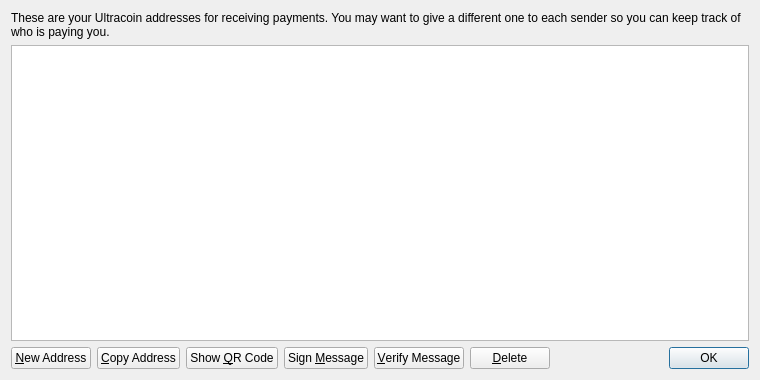
Qt form src/qt/forms/addressbookpage.ui (DerpyMcDonuts/AnotherShitCoin) before a commit.
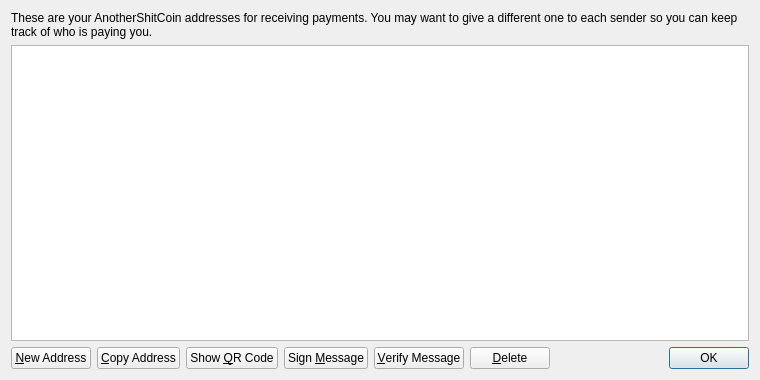
The same form after that commit. Icons and pictures are not drawn.

The edit to the form file:
```diff
--- a/src/qt/forms/addressbookpage.ui
+++ b/src/qt/forms/addressbookpage.ui
@@ -17,7 +17,7 @@
    <item>
     <widget class="QLabel" name="labelExplanation">
      <property name="text">
-      <string>These are your Ultracoin addresses for receiving payments. You may want to give a different one to each sender so you can keep track of who is paying you.</string>
+      <string>These are your AnotherShitCoin addresses for receiving payments. You may want to give a different one to each sender so you can keep track of who is paying you.</string>
      </property>
      <property name="textFormat">
       <enum>Qt::PlainText</enum>
```
Left out of the diff: 4 changed lines with no effect on the pictures.
